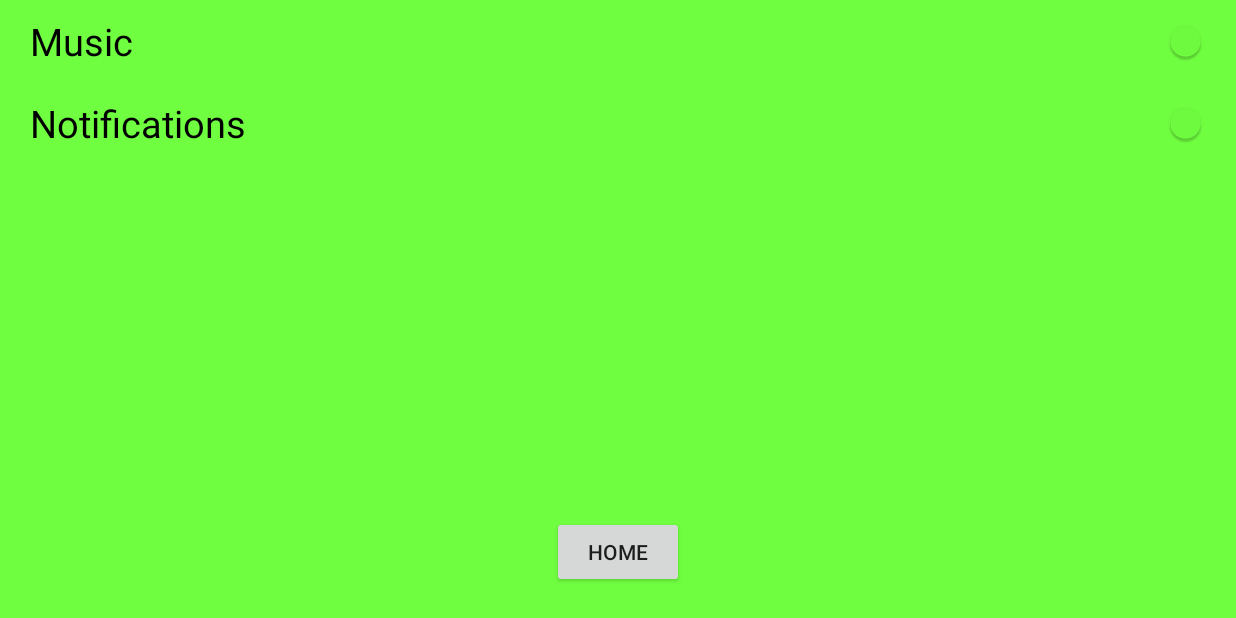
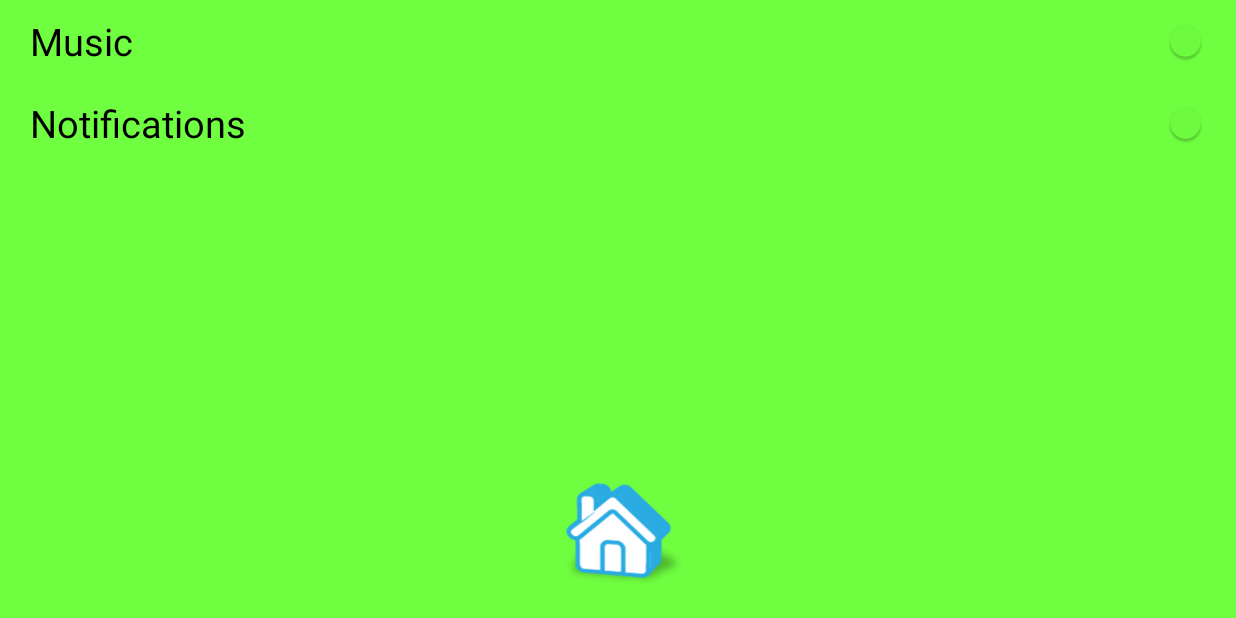
Before and after one commit to janus21cn/WordPlay2, an Android app: the SettingsActivity screen opened directly, with no data from a screen before it, on a phone screen of 824 x 412 dp (held sideways). Run offline under Robolectric (Android 15) with nearby library versions, the phone set to English and light mode, and no system bars.

Commit message:
Chnaged Settings Home button

```diff
--- a/app/src/main/res/layout/activity_settings_page.xml
+++ b/app/src/main/res/layout/activity_settings_page.xml
@@ -41,10 +41,11 @@
 
 
         <Button
-            android:layout_width="wrap_content"
-            android:layout_height="wrap_content"
-            android:text="Home"
+            android:layout_width="93dp"
+            android:layout_height="82dp"
+
             android:id="@+id/homeBtn_Set"
+            android:background="@drawable/home_icon"
             android:layout_gravity="bottom" />
 
     </LinearLayout>
```
